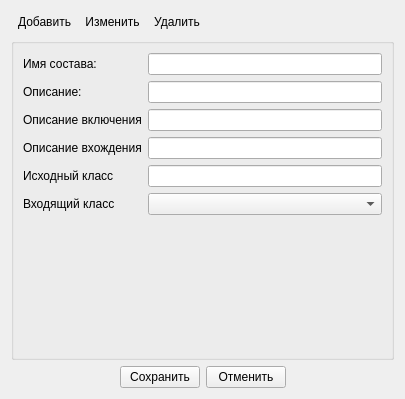
rdnvndr/raindrop, file src/plugins/modeleride/compositionpropwidget.ui: the form before one commit.
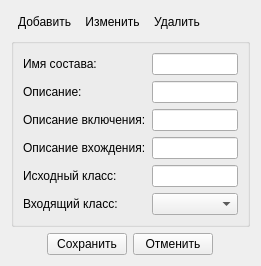
The form after the commit. Icons and pictures are not drawn. Custom widgets are drawn as their Qt base class.

```diff
--- a/src/plugins/modeleride/compositionpropwidget.ui
+++ b/src/plugins/modeleride/compositionpropwidget.ui
@@ -6,8 +6,8 @@
    <rect>
     <x>0</x>
     <y>0</y>
-    <width>405</width>
-    <height>399</height>
+    <width>261</width>
+    <height>257</height>
    </rect>
   </property>
   <property name="windowTitle">
@@ -128,7 +128,7 @@
       <item row="4" column="0">
        <widget class="QLabel" name="labelSrcClass">
         <property name="text">
-         <string>Исходный класс</string>
+         <string>Исходный класс:</string>
         </property>
        </widget>
       </item>
@@ -155,21 +155,21 @@
       <item row="2" column="0">
        <widget class="QLabel" name="labelDirectDesc">
         <property name="text">
-         <string>Описание включения</string>
+         <string>Описание включения:</string>
         </property>
        </widget>
       </item>
       <item row="5" column="0">
        <widget class="QLabel" name="labelDestClass">
         <property name="text">
-         <string>Входящий класс</string>
+         <string>Входящий класс:</string>
         </property>
        </widget>
       </item>
       <item row="3" column="0">
        <widget class="QLabel" name="labelInverseDesc">
         <property name="text">
-         <string>Описание вхождения</string>
+         <string>Описание вхождения:</string>
         </property>
        </widget>
       </item>
```
